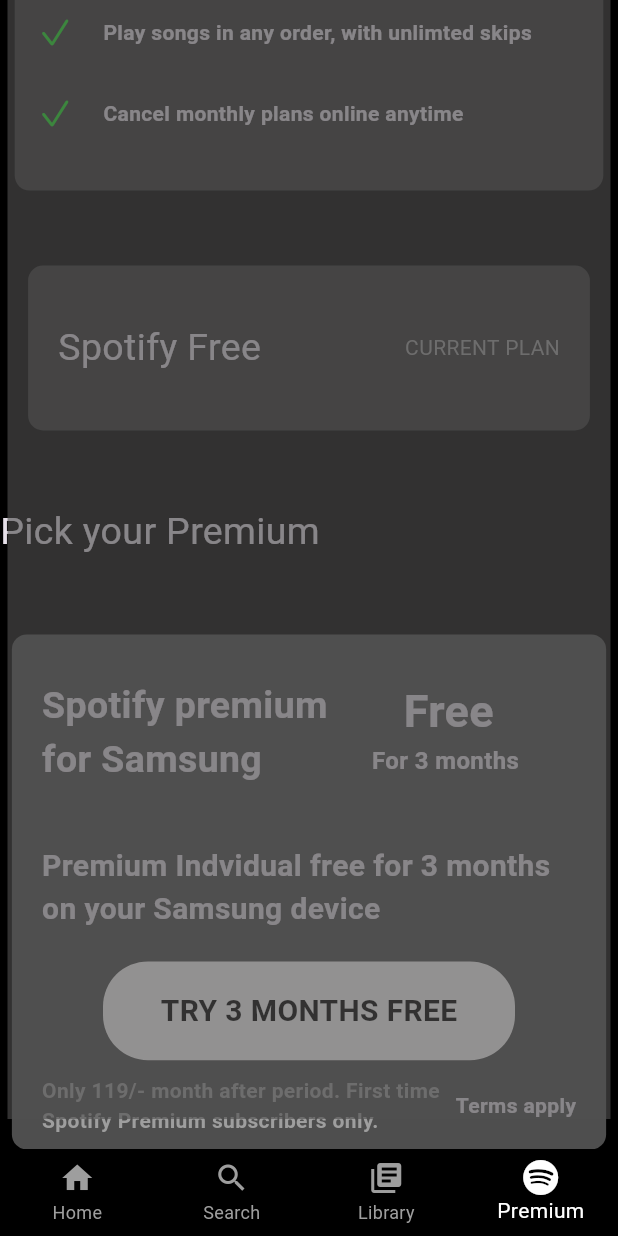
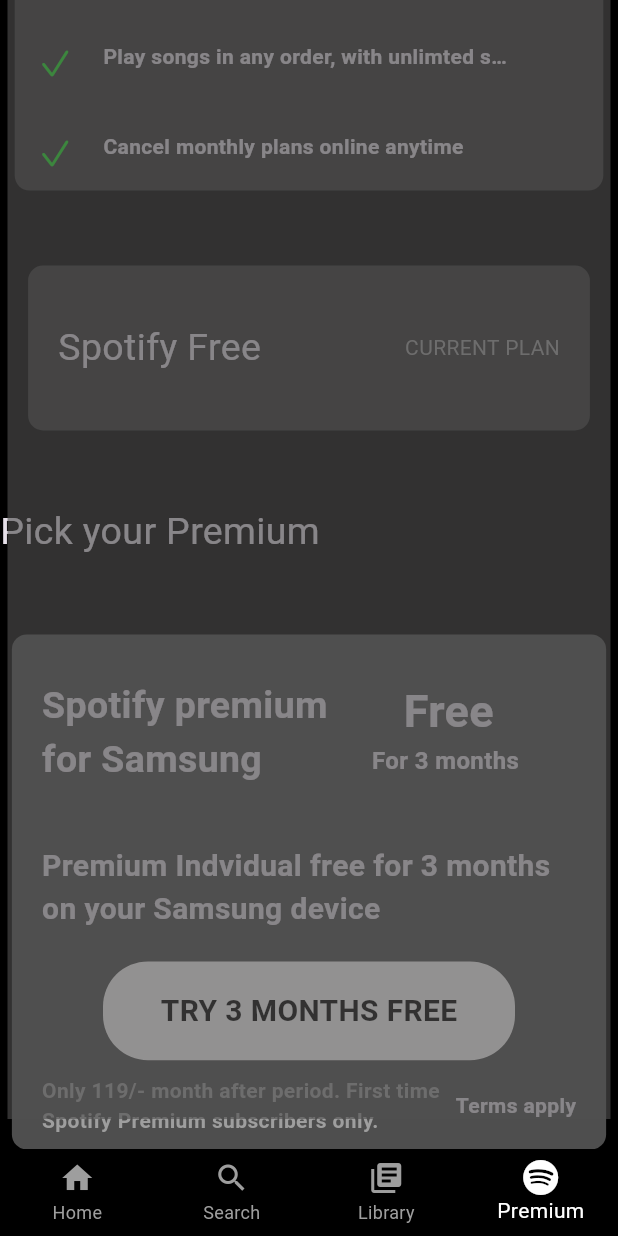
Before and after one commit to TheAsiyaS/project_spotify, a Flutter app: the screen it shows after launch, item 4 of the bottom bar chosen, scrolled down 810 dp, on a phone screen of 412 x 824 dp. Run offline on Flutter 3.47's test engine with Material 3 defaults, Android fonts, the phone set to English and light mode, and no system bars; our stand-ins replace audioplayers, bloc, cloud_firestore, dartz, dio, firebase_auth and 8 more; accounts and stored records are empty; network calls fail.

Commit message:
text overflow error sloved

```diff
--- a/lib/presentation/home/home.dart
+++ b/lib/presentation/home/home.dart
@@ -1,7 +1,6 @@
 import 'package:flutter/material.dart';
 
 import '../../core/colors.dart';
-import '../../core/currentuser_detail.dart';
 import '../../core/icons.dart';
 import '../../core/size.dart';
 import '../../domain/provider/signIn_working_class.dart';
--- a/lib/presentation/library/library.dart
+++ b/lib/presentation/library/library.dart
@@ -2,7 +2,6 @@
 import 'package:project_spotifyclone/widgets/image.dart';
 
 import '../../core/colors.dart';
-import '../../core/currentuser_detail.dart';
 import '../../core/divider.dart';
 import '../../core/icons.dart';
 import '../../core/size.dart';
--- a/lib/widgets/rowtext.dart
+++ b/lib/widgets/rowtext.dart
@@ -57,10 +57,14 @@
                 borderRadius: 0,
               ),
         w20,
-        text(
-          stringtext: stringtext,
-          color: color,
-          fontSize: fontSize,
+        SizedBox(
+          height: 30,
+          width: size.width/1.5,
+          child: text(
+            stringtext: stringtext,
+            color: color,
+            fontSize: fontSize,
+          ),
         ),
         spacer,
         Icon(
```
